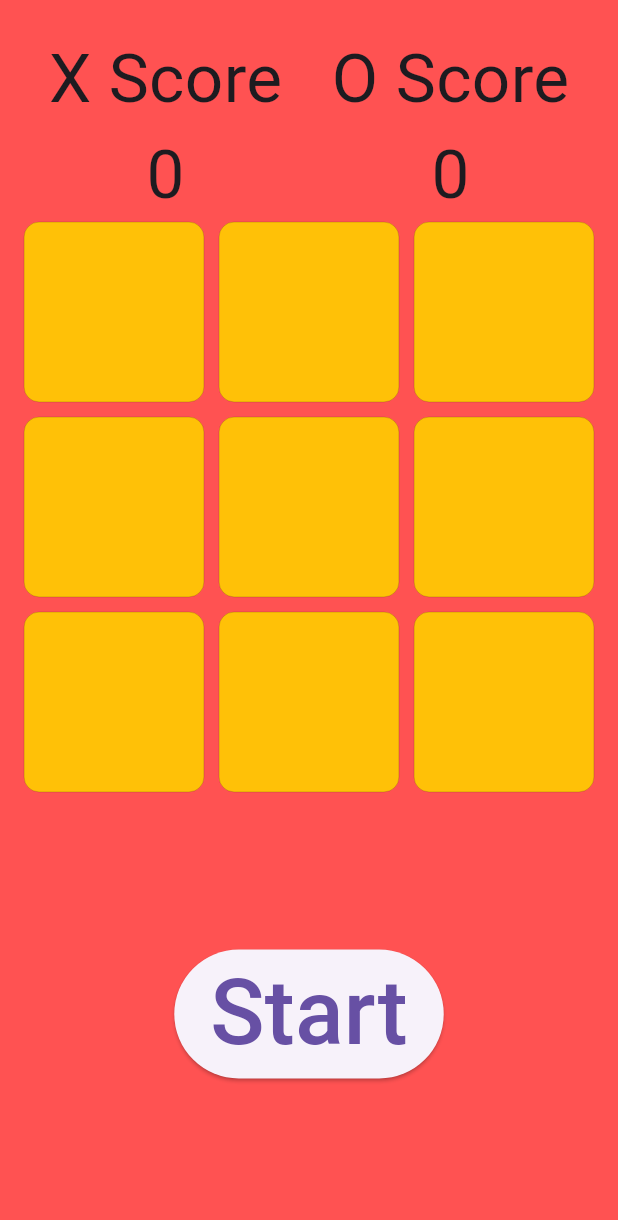
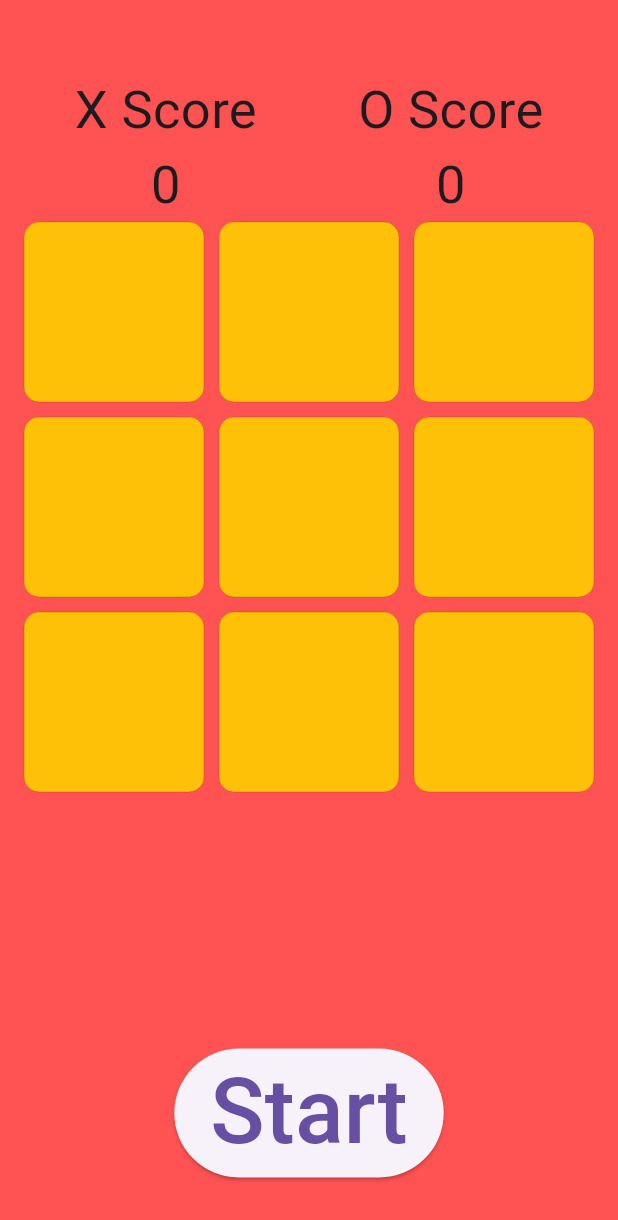
Before and after one commit to MMN20/my-first-flutter-project, a Flutter app: the screen it shows after launch, on a phone screen of 412 x 824 dp. Shown: the top 1220 px of the screen. Run offline on Flutter 3.47's test engine with Material 3 defaults, Android fonts, the phone set to English and light mode, and no system bars; our stand-ins replace google_fonts; Roboto replaces fonts that are missing (Acme).

Commit message:
first commit

```diff
--- a/lib/screens/home.dart
+++ b/lib/screens/home.dart
@@ -2,9 +2,6 @@ import 'dart:async';
 
 import 'package:flutter/material.dart';
 import 'package:google_fonts/google_fonts.dart';
-
-
-// هذا المشروع يُعتد في الـCV
 
 enum enTurn { X, O }
 
@@ -60,7 +57,7 @@ class _HomeScreenState extends State<HomeScreen> {
 
   @override
   Widget build(BuildContext context) {
-    double scoresSize = 45.0;
+    double scoresSize = 35;
     return Padding(
       padding: const EdgeInsets.all(16.0),
       child: Column(
@@ -100,7 +97,7 @@ class _HomeScreenState extends State<HomeScreen> {
             ),
           ),
           Expanded(
-            flex: 3,
+            flex: 4,
             child: Center(
                 child: GridView.builder(
                     itemCount: 9,
@@ -108,7 +105,8 @@ class _HomeScreenState extends State<HomeScreen> {
                         const SliverGridDelegateWithFixedCrossAxisCount(
                             crossAxisSpacing: 10,
                             mainAxisSpacing: 10,
-                            crossAxisCount: 3),
+                            crossAxisCount: 3,
+                            mainAxisExtent: 120),
                     itemBuilder: (context, index) {
                       return InkWell(
                         onTap: () {
@@ -133,7 +131,7 @@ class _HomeScreenState extends State<HomeScreen> {
                     })),
           ),
           Expanded(
-            flex: 2,
+            flex: 1,
             child: Center(child: _timerOrButton()),
           ),
         ],
@@ -209,7 +207,6 @@ class _HomeScreenState extends State<HomeScreen> {
   }
 
   void _drawEvent() {
-
     _stopTimer();
   }
 
@@ -257,7 +254,4 @@ class _HomeScreenState extends State<HomeScreen> {
           style: GoogleFonts.acme(fontSize: 60),
         ));
   }
-
-
-
 }
```
Also changed, not shown: pubspec.lock, 1 other file.
